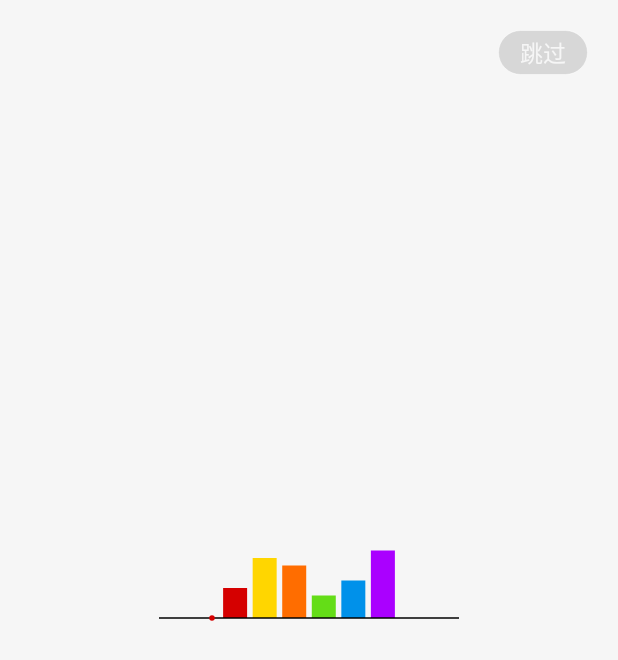
After one commit to 201836701295/new16SoftWare, an Android app: the layout activity_splash.xml on its own in the app's theme, with its tools: preview values and no code run, on a phone screen of 412 x 824 dp. The commit adds this screen. Shown: the top 660 px of the screen. Run offline under Robolectric (Android 15) with nearby library versions, the phone set to English and light mode, and no system bars.

Commit message:
工作：SplashActivity 和 ExperimentActivity

```diff
--- /dev/null
+++ b/app/src/main/res/drawable-v24/btn_splash_shape.xml
@@ -0,0 +1,9 @@
+<?xml version="1.0" encoding="utf-8"?>
+<shape xmlns:android="http://schemas.android.com/apk/res/android"
+       android:shape="rectangle">
+    <solid android:color="#99c4c4c4"/>
+    <corners android:radius="20dp"/>
+    <stroke
+        android:width="0.7dp"
+        android:color="#7fffffff"/>
+</shape>
--- /dev/null
+++ b/app/src/main/res/layout/activity_splash.xml
@@ -0,0 +1,41 @@
+<?xml version="1.0" encoding="utf-8"?>
+<layout xmlns:android="http://schemas.android.com/apk/res/android"
+    xmlns:tools="http://schemas.android.com/tools"
+    xmlns:app="http://schemas.android.com/apk/res-auto">
+
+    <data>
+
+    </data>
+
+    <androidx.constraintlayout.widget.ConstraintLayout
+        android:layout_width="match_parent"
+        android:layout_height="match_parent"
+        tools:context=".ui.splash.SplashActivity"
+        android:background="@color/white">
+
+        <ImageView
+            android:layout_width="200dp"
+            android:layout_height="200dp"
+            android:scaleType="fitCenter"
+            android:src="@drawable/ic_launcher_foreground"
+            app:layout_constraintLeft_toLeftOf="parent"
+            app:layout_constraintRight_toRightOf="parent"
+            app:layout_constraintTop_toTopOf="parent"
+            app:layout_constraintBottom_toBottomOf="parent"
+            tools:ignore="ContentDescription" />
+
+        <Button
+            android:id="@+id/skip"
+            android:layout_width="60dp"
+            android:layout_height="30dp"
+            android:layout_margin="20dp"
+            android:background="@drawable/btn_splash_shape"
+            android:gravity="center"
+            android:text="@string/skip"
+            android:textColor="@color/white"
+            android:textSize="15sp"
+            app:layout_constraintTop_toTopOf="parent"
+            app:layout_constraintRight_toRightOf="parent"/>
+
+    </androidx.constraintlayout.widget.ConstraintLayout>
+</layout>
--- a/app/src/main/res/values/strings.xml
+++ b/app/src/main/res/values/strings.xml
@@ -3,4 +3,5 @@
     <string name="experiment">声学测试</string>
     <string name="noise_measurement">噪声测量</string>
     <string name="hearing_aid">助听测量</string>
+    <string name="skip">跳过</string>
 </resources>
```
Also changed, not shown: app/src/main/java/edu/scut/acoustics/MainActivity.java (deleted, +0 -24 lines), app/src/main/java/edu/scut/acoustics/ui/experiment/ExperimentActivity.java (+12 -0 lines), app/src/main/java/edu/scut/acoustics/ui/splash/SplashActivity.java (+49 -1 lines), app/src/main/res/layout/activity_experiment.xml (+5 -2 lines).
